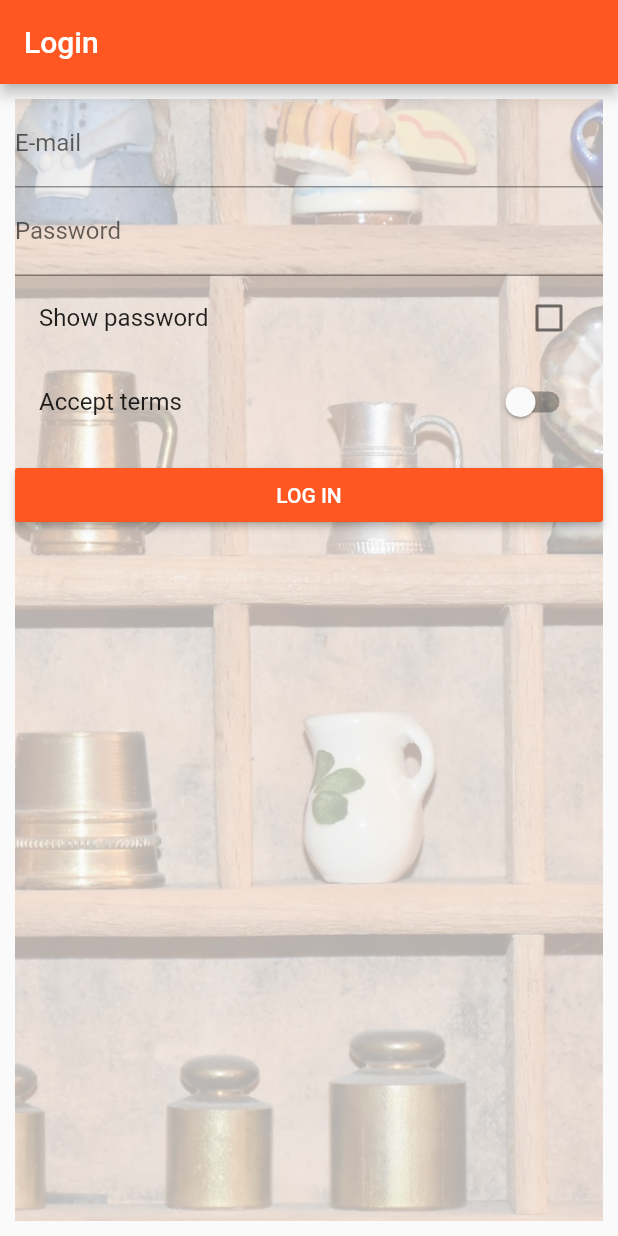
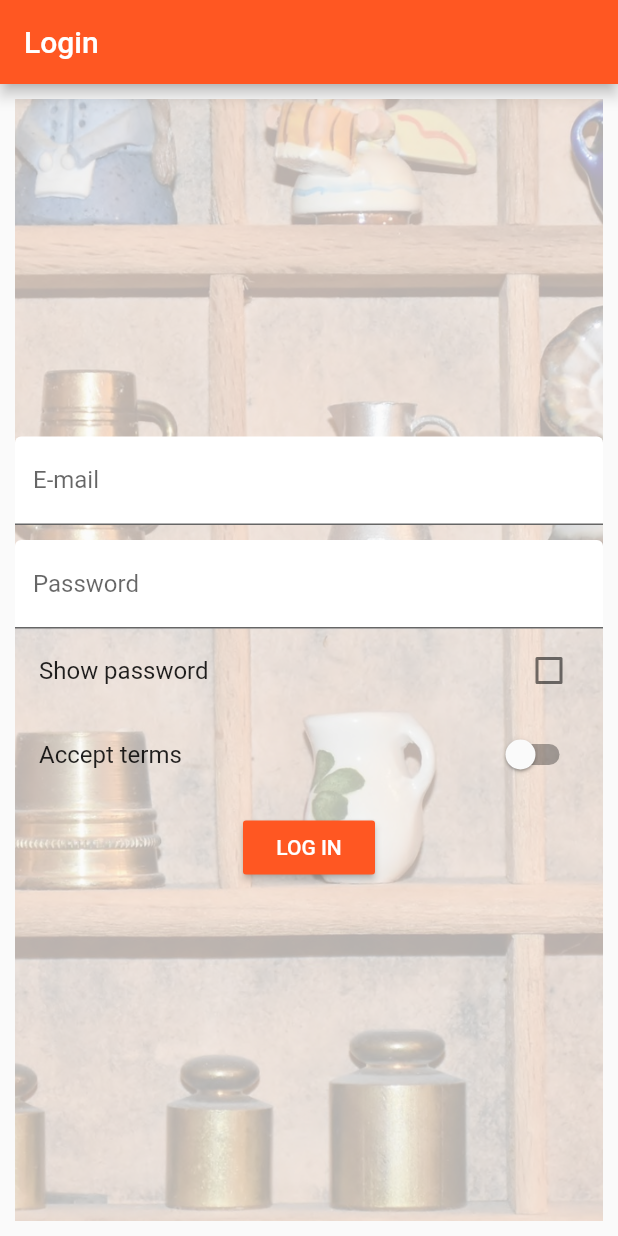
Before and after one commit to bbozo/flutter_tutorial, a Flutter app: the screen it shows after launch, on a phone screen of 412 x 824 dp. Run offline on Flutter 3.47's test engine with Material 2 defaults, Android fonts, the phone set to English and light mode, and no system bars.

Commit message:
lecture 108

```diff
--- a/lib/pages/auth.dart
+++ b/lib/pages/auth.dart
@@ -22,19 +22,24 @@ class AuthPageState extends State<AuthPage> {
         decoration: BoxDecoration(
           image: DecorationImage(
             fit: BoxFit.cover,
-            colorFilter: ColorFilter.mode(Colors.black.withOpacity(.3), BlendMode.dstATop),
+            colorFilter: ColorFilter.mode(
+                Colors.black.withOpacity(.3), BlendMode.dstATop),
             image: AssetImage('assets/background.jpg'),
           ),
         ),
-        child: ListView(
+        child: Center(
+          child: SingleChildScrollView(
+            child: Column(
               children: <Widget>[
                 TextField(
-              decoration: InputDecoration(labelText: 'E-mail'),
+                  decoration: InputDecoration(labelText: 'E-mail', filled: true, fillColor: Colors.white),
                   keyboardType: TextInputType.emailAddress,
-              onChanged: (String value) => setState(() => _emailValue = value),
+                  onChanged: (String value) =>
+                      setState(() => _emailValue = value),
                 ),
+                SizedBox(height: 10.0),
                 TextField(
-                decoration: InputDecoration(labelText: 'Password'),
+                    decoration: InputDecoration(labelText: 'Password', filled: true, fillColor: Colors.white),
                     obscureText: !_showPasswordValue,
                     onChanged: (String value) =>
                         setState(() => _passwordValue = value)),
@@ -55,13 +60,18 @@ class AuthPageState extends State<AuthPage> {
                   color: Theme.of(context).primaryColor,
                   textColor: Colors.white,
                   onPressed: () {
-                print('email ' + _emailValue + '   password ' + _passwordValue);
+                    print('email ' +
+                        _emailValue +
+                        '   password ' +
+                        _passwordValue);
                     Navigator.pushReplacementNamed(context, '/product');
                   },
                 ),
               ],
             ),
           ),
+        ),
+      ),
     );
   }
 }
```
Lines whose indentation alone changed are shown as unchanged.
